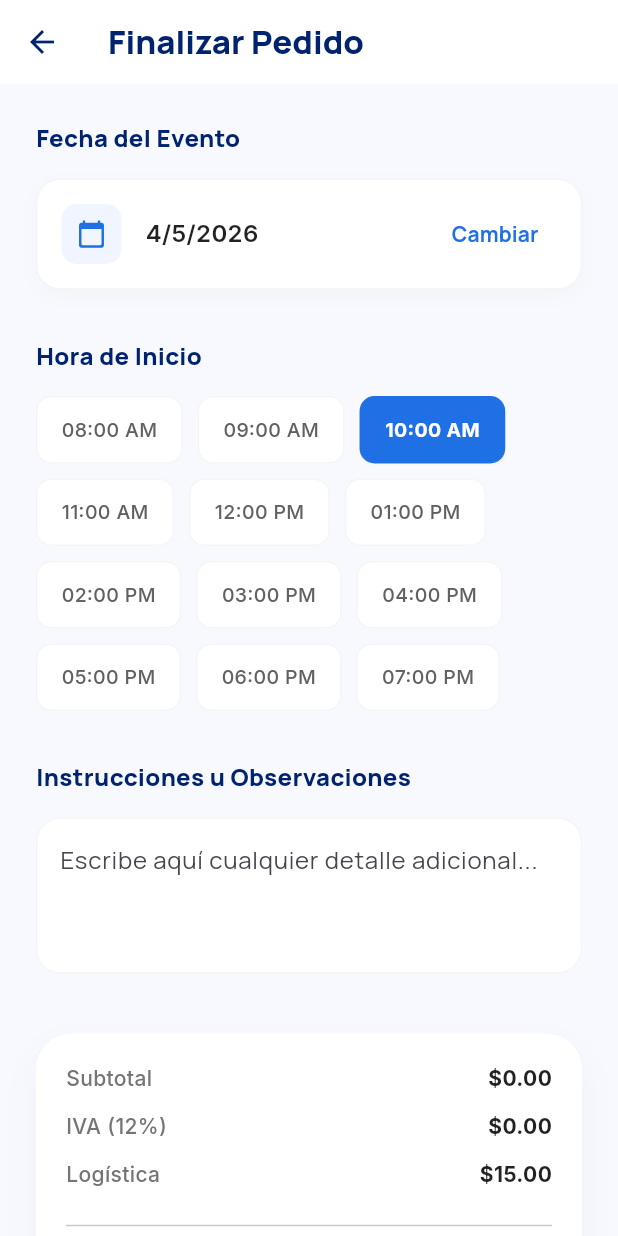
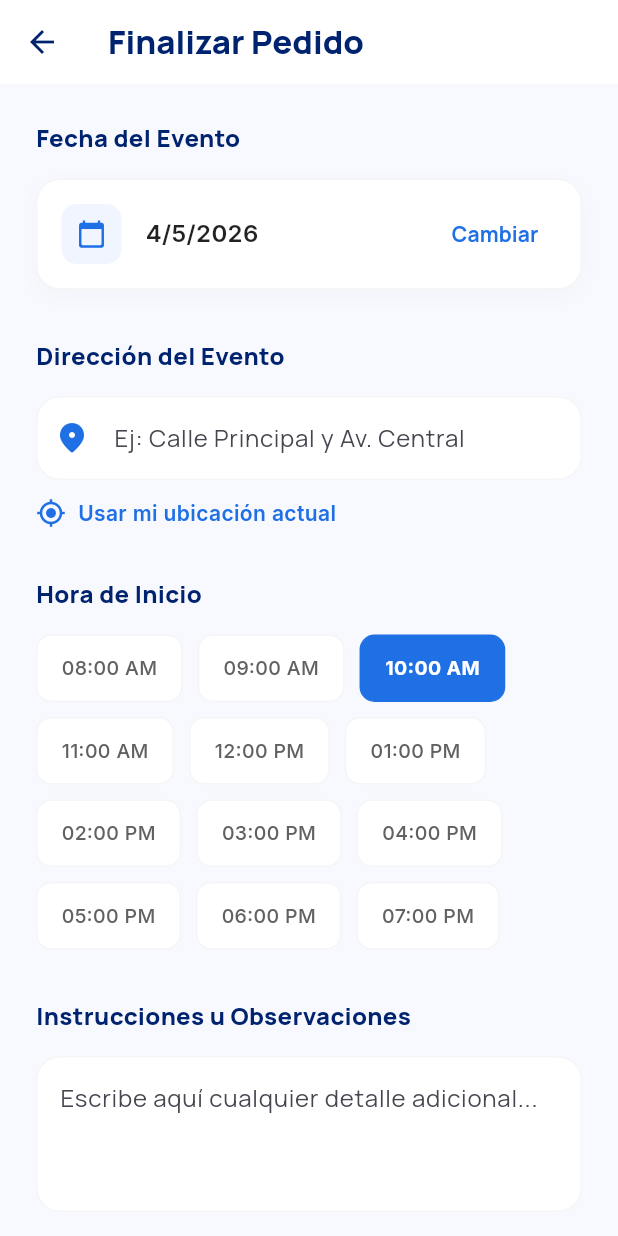
Before and after one commit to jolusservices-lab/jolus_application, a Flutter app: the CheckoutScreen screen opened directly, on a phone screen of 412 x 824 dp. Run offline on Flutter 3.47's test engine with Material 3 defaults, Android fonts, the phone set to English and light mode, and no system bars; our stand-ins replace app_links, geocoding, geolocator, google_fonts, google_sign_in, image_picker and 4 more; accounts and stored records are empty.

Commit message:
Nueva version 03/05/2026 V1 - Ubicacion actual en app

```diff
--- a/lib/presentation/screens/checkout_screen.dart
+++ b/lib/presentation/screens/checkout_screen.dart
@@ -2,6 +2,8 @@ import 'package:flutter/material.dart';
 import 'package:google_fonts/google_fonts.dart';
 import 'package:provider/provider.dart';
 import 'package:intl/intl.dart';
+import 'package:geolocator/geolocator.dart';
+import 'package:geocoding/geocoding.dart';
 import '../../core/theme/colors.dart';
 import '../../core/providers/cart_provider.dart';
 import '../../core/providers/order_provider.dart';
@@ -21,7 +23,9 @@ class _CheckoutScreenState extends State<CheckoutScreen> {
   DateTime _selectedDate = DateTime.now().add(const Duration(days: 1));
   String _selectedTime = '10:00 AM';
   final TextEditingController _commentController = TextEditingController();
+  final TextEditingController _addressController = TextEditingController();
   bool _isProcessing = false;
+  bool _isGettingLocation = false;
   double _ivaPercent = 12.0;
   double _logisticaCost = 15.0;
   bool _isLoadingConfig = true;
@@ -36,6 +40,7 @@ class _CheckoutScreenState extends State<CheckoutScreen> {
   void initState() {
     super.initState();
     _loadConfig();
+    _addressController.text = Provider.of<UserProvider>(context, listen: false).address;
   }
 
   Future<void> _loadConfig() async {
@@ -59,7 +64,50 @@ class _CheckoutScreenState extends State<CheckoutScreen> {
   @override
   void dispose() {
     _commentController.dispose();
+    _addressController.dispose();
     super.dispose();
+  }
+
+  Future<void> _getCurrentLocation() async {
+    setState(() => _isGettingLocation = true);
+    try {
+      bool serviceEnabled = await Geolocator.isLocationServiceEnabled();
+      if (!serviceEnabled) {
+        throw 'Los servicios de ubicación están desactivados.';
+      }
+
+      LocationPermission permission = await Geolocator.checkPermission();
+      if (permission == LocationPermission.denied) {
+        permission = await Geolocator.requestPermission();
+        if (permission == LocationPermission.denied) {
+          throw 'Permisos de ubicación denegados.';
+        }
+      }
+
+      if (permission == LocationPermission.deniedForever) {
+        throw 'Los permisos de ubicación están permanentemente denegados.';
+      }
+
+      Position position = await Geolocator.getCurrentPosition();
+      List<Placemark> placemarks = await placemarkFromCoordinates(
+        position.latitude,
+        position.longitude,
+      );
+
+      if (placemarks.isNotEmpty) {
+        Placemark place = placemarks[0];
+        String address = "${place.street}, ${place.locality}, ${place.country}";
+        setState(() {
+          _addressController.text = address;
+        });
+      }
+    } catch (e) {
+      ScaffoldMessenger.of(context).showSnackBar(
+        SnackBar(content: Text('Error al obtener ubicación: $e')),
+      );
+    } finally {
+      setState(() => _isGettingLocation = false);
+    }
   }
 
   Future<void> _handleConfirmOrder() async {
@@ -112,7 +160,7 @@ class _CheckoutScreenState extends State<CheckoutScreen> {
         total: total,
         items: cart.items.values.toList(),
         fecha: orderDate,
-        direccion: user.address.isNotEmpty ? user.address : 'Dirección no especificada',
+        direccion: _addressController.text.isNotEmpty ? _addressController.text : 'Dirección no especificada',
         metodoPago: 'Transferencia/Depósito',
         telefono: user.phone,
         comentario: combinedDateTime, // Se guarda en 'comentario'
@@ -219,6 +267,10 @@ class _CheckoutScreenState extends State<CheckoutScreen> {
             const SizedBox(height: 16),
             _buildDateCard(),
             const SizedBox(height: 32),
+            _buildHeader('Dirección del Evento'),
+            const SizedBox(height: 16),
+            _buildAddressField(),
+            const SizedBox(height: 32),
             _buildHeader('Hora de Inicio'),
             const SizedBox(height: 16),
             _buildTimeGrid(),
@@ -292,6 +344,50 @@ class _CheckoutScreenState extends State<CheckoutScreen> {
       lastDate: DateTime.now().add(const Duration(days: 365)),
     );
     if (picked != null) setState(() => _selectedDate = picked);
+  }
+
+  Widget _buildAddressField() {
+    return Column(
+      children: [
+        TextField(
+          controller: _addressController,
+          decoration: InputDecoration(
+            hintText: 'Ej: Calle Principal y Av. Central',
+            prefixIcon: const Icon(Icons.location_on_rounded, color: Color(0xFF1F6FE5)),
+            filled: true,
+            fillColor: Colors.white,
+            border: OutlineInputBorder(
+              borderRadius: BorderRadius.circular(16),
+              borderSide: BorderSide.none,
+            ),
+            enabledBorder: OutlineInputBorder(
+              borderRadius: BorderRadius.circular(16),
+              borderSide: BorderSide(color: Colors.grey.withOpacity(0.1)),
+            ),
+          ),
+        ),
+        const SizedBox(height: 12),
+        InkWell(
+          onTap: _isGettingLocation ? null : _getCurrentLocation,
+          child: Row(
+            children: [
+              _isGettingLocation
+                ? const SizedBox(width: 20, height: 20, child: CircularProgressIndicator(strokeWidth: 2))
+                : const Icon(Icons.my_location, size: 20, color: Color(0xFF1F6FE5)),
+              const SizedBox(width: 8),
+              Text(
+                'Usar mi ubicación actual',
+                style: GoogleFonts.inter(
+                  color: const Color(0xFF1F6FE5),
+                  fontWeight: FontWeight.w600,
+                  fontSize: 14,
+                ),
+              ),
+            ],
+          ),
+        ),
+      ],
+    );
   }
 
   Widget _buildTimeGrid() {
--- a/pubspec.yaml
+++ b/pubspec.yaml
@@ -43,6 +43,8 @@ dependencies:
   smooth_page_indicator: ^1.1.0
   shimmer: ^3.0.0
   intl: ^0.19.0
+  geolocator: ^13.0.1
+  geocoding: ^3.0.0
 
 dev_dependencies:
   flutter_test:
```
Also changed, not shown: lib/main.dart (+50 -87 lines), lib/presentation/screens/auth/splash_screen.dart (+16 -1 lines), pubspec.lock, 4 other files.
